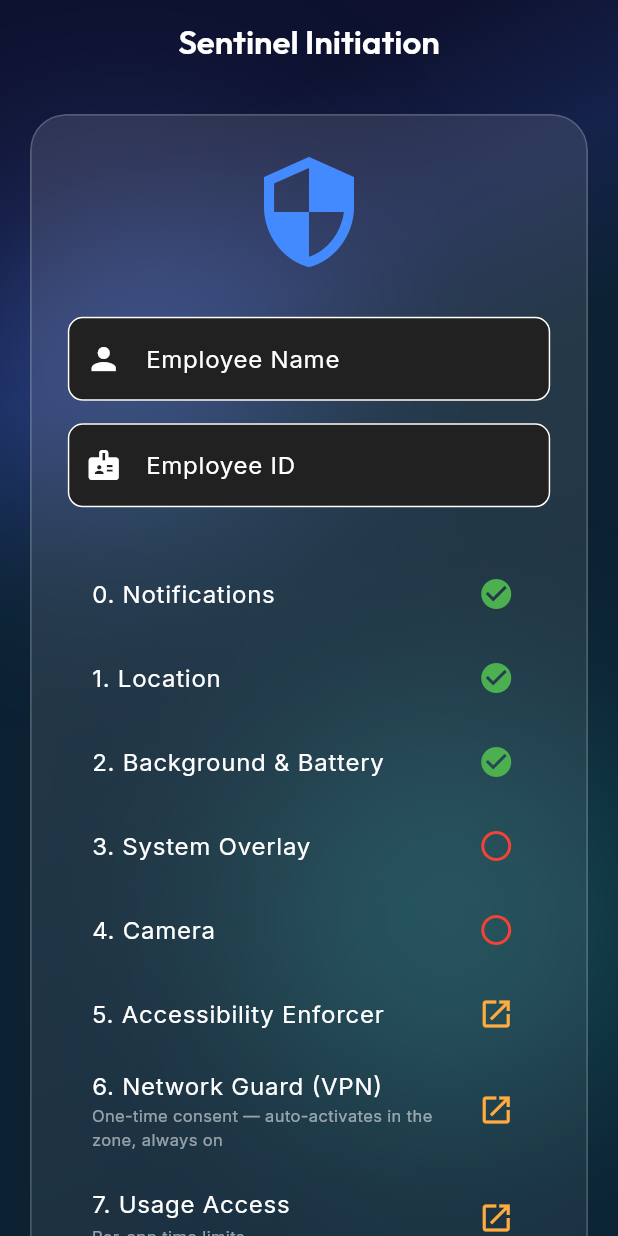
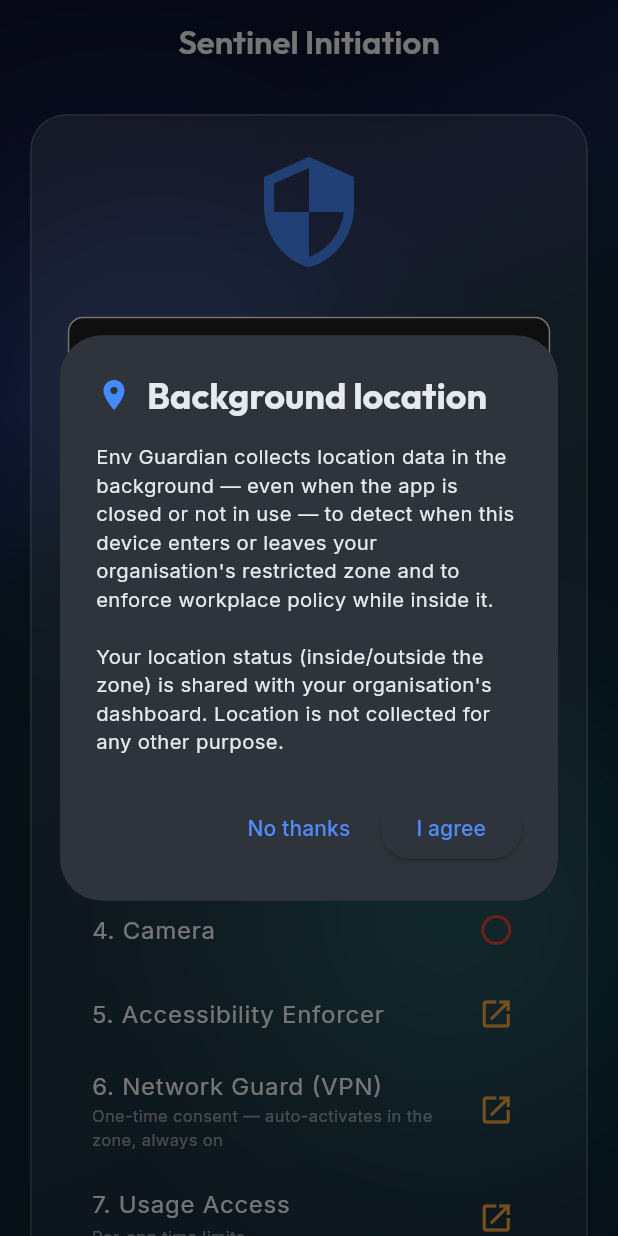
Before and after one commit to ignitelogic1519/Env-Guardian-v2.0, a Flutter app: the screen it shows after launch, after a tap on "1. Location", after a tap on "2. Background & Battery", on a phone screen of 412 x 824 dp. Run offline on Flutter 3.47's test engine with Material 3 defaults, Android fonts, the phone set to English and light mode, and no system bars; our stand-ins replace device_info_plus, flutter_local_notifications, flutter_map, geolocator, google_fonts, latlong2 and 2 more; missing offline and left inert: flutter_background_service, flutter_background_service_android, installed_apps, mobile_scanner; network calls fail.

Commit message:
Play-readiness + accessibility-toggle recovery fixes
- Release builds now sign with a real upload keystore via android/key.properties
  (example file included; falls back to debug key only for local builds)
- Drop unused SCHEDULE_EXACT_ALARM + USE_EXACT_ALARM permissions (the latter is
  a Play-policy rejection for non-alarm apps; nothing schedules exact alarms)
- Add Play-required prominent-disclosure dialog before requesting background
  location (onboarding + command center)
- Add guided recovery dialog when the Accessibility toggle won't turn on or
  stick: deep-links to App info for "Allow restricted settings" (sideloaded
  installs on Android 13+) and walks through OEM battery/auto-launch steps
- Remove directBootAware from the accessibility service (it reads
  credential-encrypted prefs, unavailable in Direct Boot context)
- Document release signing, appbundle builds, and install-source behaviour

Co-Authored-By: Claude Fable 5 <noreply@anthropic.com>
Claude-Session: https://claude.ai/code/session_01VxPPAHs18Vchrk3fQnygob

```diff
--- /dev/null
+++ b/app/lib/core/permissions_ux.dart
@@ -0,0 +1,92 @@
+import 'package:flutter/material.dart';
+import 'platform.dart';
+
+/// Shared permission-UX dialogs used by onboarding and the command center.
+///
+/// Two jobs:
+///  1. [showBackgroundLocationDisclosure] — the Play-policy "prominent
+///     disclosure" that MUST be shown and accepted BEFORE the system
+///     background-location prompt (Play rejects the app without it).
+///  2. [showAccessibilityHelp] — recovery guide for when the Accessibility
+///     toggle won't turn on (Android 13+ "Restricted settings" on sideloaded
+///     installs) or won't STAY on (aggressive OEM battery managers, e.g.
+///     OnePlus/ColorOS).
+
+/// Returns true only if the user explicitly agreed. Callers must skip the
+/// system permission request entirely when this returns false.
+Future<bool> showBackgroundLocationDisclosure(BuildContext context) async {
+  final ok = await showDialog<bool>(
+    context: context,
+    barrierDismissible: false,
+    builder: (ctx) => AlertDialog(
+      title: const Row(children: [
+        Icon(Icons.location_on, color: Colors.blueAccent),
+        SizedBox(width: 10),
+        Expanded(child: Text("Background location")),
+      ]),
+      content: const Text(
+        "Env Guardian collects location data in the background — even when the "
+        "app is closed or not in use — to detect when this device enters or "
+        "leaves your organisation's restricted zone and to enforce workplace "
+        "policy while inside it.\n\n"
+        "Your location status (inside/outside the zone) is shared with your "
+        "organisation's dashboard. Location is not collected for any other "
+        "purpose.",
+        style: TextStyle(fontSize: 13.5, height: 1.4),
+      ),
+      actions: [
+        TextButton(onPressed: () => Navigator.pop(ctx, false), child: const Text("No thanks")),
+        ElevatedButton(onPressed: () => Navigator.pop(ctx, true), child: const Text("I agree")),
+      ],
+    ),
+  );
+  return ok == true;
+}
+
+/// Step-by-step help when the Accessibility toggle is blocked or keeps
+/// reverting. Offers direct deep-links to the two screens involved. Callers
+/// should arm the enforcement grace window first (as they already do for
+/// other settings jumps).
+Future<void> showAccessibilityHelp(BuildContext context) async {
+  await showDialog<void>(
+    context: context,
+    builder: (ctx) => AlertDialog(
+      title: const Row(children: [
+        Icon(Icons.accessibility_new, color: Colors.orangeAccent),
+        SizedBox(width: 10),
+        Expanded(child: Text("Toggle won't turn on?")),
+      ]),
+      content: const SingleChildScrollView(
+        child: Text(
+          "If the Env Guardian switch is blocked or keeps turning itself "
+          "off, your phone is restricting the app. Fix it in two parts:\n\n"
+          "1. Allow restricted settings (installs outside the Play Store)\n"
+          "   • Open App info below\n"
+          "   • Tap the ⋮ menu (top-right)\n"
+          "   • Tap \"Allow restricted settings\" and confirm your PIN\n\n"
+          "2. Stop the phone from killing the service\n"
+          "   • App info → Battery → allow background activity / don't restrict\n"
+          "   • Enable Auto-launch for Env Guardian\n"
+          "   • In Recents, long-press the Env Guardian card and Lock it\n\n"
+          "Then return to Accessibility settings and turn Env Guardian on.",
+          style: TextStyle(fontSize: 13.5, height: 1.4),
+        ),
+      ),
+      actions: [
+        TextButton(
+          onPressed: () async {
+            try { await platformBlocker.invokeMethod('openAppInfoSettings'); } catch (_) {}
+          },
+          child: const Text("Open App info"),
+        ),
+        ElevatedButton(
+          onPressed: () async {
+            Navigator.pop(ctx);
+            try { await platformBlocker.invokeMethod('openAccessibilitySettings'); } catch (_) {}
+          },
+          child: const Text("Accessibility settings"),
+        ),
+      ],
+    ),
+  );
+}
--- a/app/lib/features/onboarding/admin_setup_screen.dart
+++ b/app/lib/features/onboarding/admin_setup_screen.dart
@@ -9,6 +9,7 @@ import 'package:device_info_plus/device_info_plus.dart';
 import 'package:http/http.dart' as http;
 import '../../cloud_sync.dart';
 import '../../core/platform.dart';
+import '../../core/permissions_ux.dart';
 import '../../core/theme/glass.dart';
 import '../command_center/command_center_screen.dart';
 
@@ -18,6 +19,7 @@ class AdminSetupScreen extends StatefulWidget { const AdminSetupScreen({super.ke
 class _AdminSetupScreenState extends State<AdminSetupScreen> {
   bool _nOk = false, _fOk = false, _bOk = false, _oOk = false, _cOk = false, _aOk = false, _vpnOk = false;
   bool _usageOk = false, _notifOk = false, _autoStartAck = false; // now-mandatory special-access grants
+  bool _accessAttempted = false; // first tap opens settings; a failed retry opens the restricted-settings help
   final TextEditingController _nameCtrl = TextEditingController(), _empIdCtrl = TextEditingController(); Timer? _setupTimer;
 
   @override void initState() {
@@ -73,7 +75,16 @@ class _AdminSetupScreenState extends State<AdminSetupScreen> {
   // Arms a short grace window so the enforcer stands down while the user is on a
   // system settings screen (otherwise the anti-tamper shield can bounce them out).
   Future<void> _armSettingsGrace() async { final p = await SharedPreferences.getInstance(); await p.setInt('enforcement_grace_until', DateTime.now().millisecondsSinceEpoch + 45000); }
-  Future<void> _openAccessibility() async { await _armSettingsGrace(); await platformBlocker.invokeMethod('openAccessibilitySettings'); }
+  // First tap goes straight to the Accessibility screen. If the user comes back
+  // with the enforcer still dead (toggle blocked by Android 13+ "Restricted
+  // settings" on sideloaded installs, or reverted by the OEM battery manager),
+  // the next tap opens the step-by-step recovery guide instead.
+  Future<void> _openAccessibility() async {
+    await _armSettingsGrace();
+    if (_accessAttempted && !_aOk && mounted) { await showAccessibilityHelp(context); return; }
+    _accessAttempted = true;
+    await platformBlocker.invokeMethod('openAccessibilitySettings');
+  }
   Future<void> _reqUsage() async { await _armSettingsGrace(); try { await platformBlocker.invokeMethod('openUsageAccessSettings'); } catch (_) {} _checkNativeGates(); }
   Future<void> _reqNotifAccess() async { await _armSettingsGrace(); try { await platformBlocker.invokeMethod('openNotificationAccessSettings'); } catch (_) {} _checkNativeGates(); }
   // Auto-start has no queryable state; tapping records an acknowledgement.
@@ -81,7 +92,9 @@ class _AdminSetupScreenState extends State<AdminSetupScreen> {
 
   Future<void> _reqN() async { final s = await Permission.notification.request(); setState(() => _nOk = s.isGranted); }
   Future<void> _reqF() async { final s = await Permission.location.request(); setState(() => _fOk = s.isGranted); }
-  Future<void> _reqB() async { if (!_fOk) return; final s = await Permission.locationAlways.request(); if (s.isGranted) await Permission.ignoreBatteryOptimizations.request(); setState(() => _bOk = s.isGranted); }
+  // Play policy: the prominent disclosure MUST be shown and accepted before the
+  // system background-location prompt fires.
+  Future<void> _reqB() async { if (!_fOk) return; if (!mounted || !await showBackgroundLocationDisclosure(context)) return; final s = await Permission.locationAlways.request(); if (s.isGranted) await Permission.ignoreBatteryOptimizations.request(); setState(() => _bOk = s.isGranted); }
   Future<void> _reqO() async { final s = await Permission.systemAlertWindow.request(); setState(() => _oOk = s.isGranted); }
   Future<void> _reqC() async { final s = await Permission.camera.request(); setState(() => _cOk = s.isGranted); }
 
```
Also changed, not shown: app/lib/features/command_center/command_center_screen.dart (+12 -2 lines), 5 other files.
